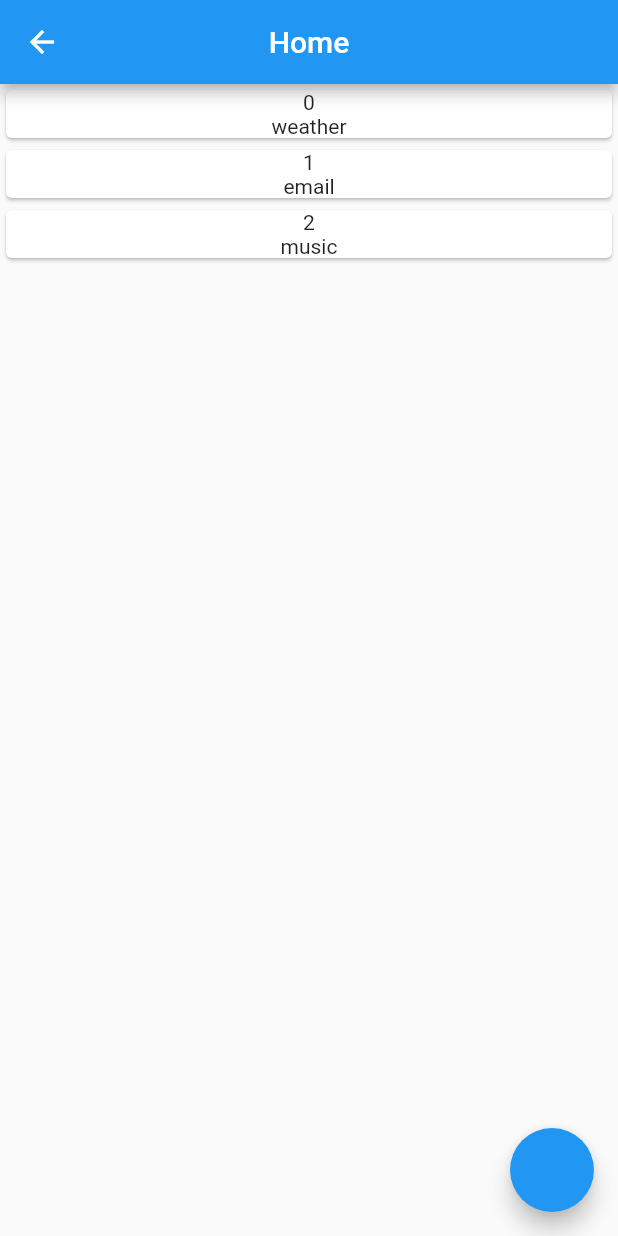
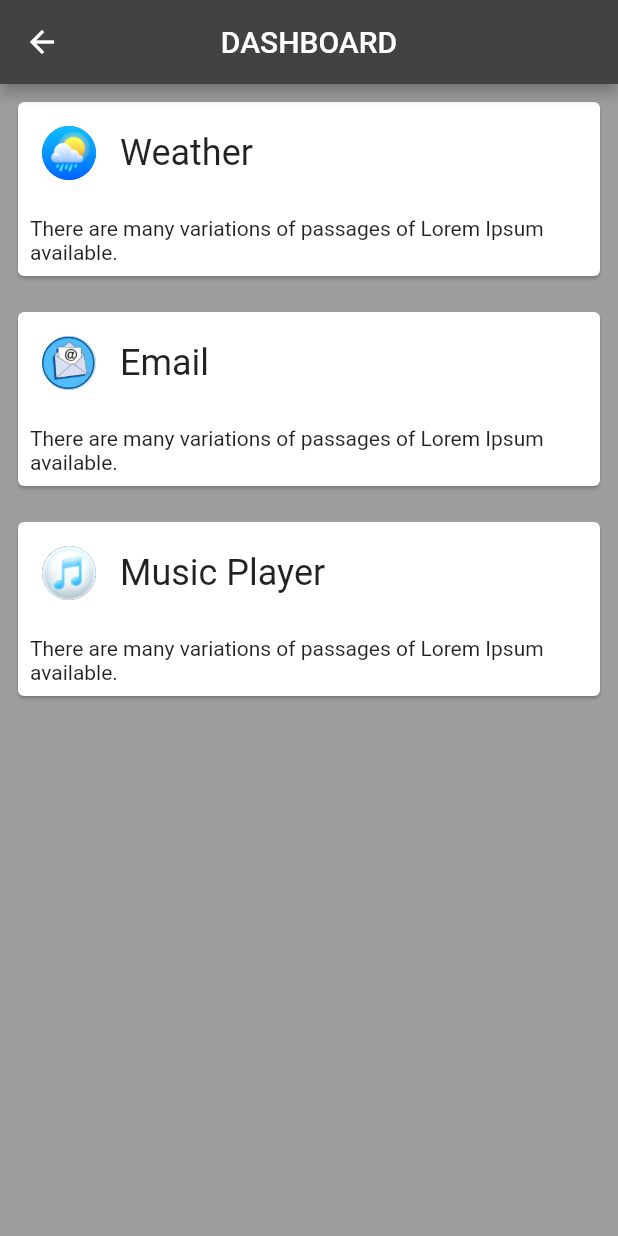
Before and after one commit to denkorn98/dev_prj, a Flutter app: the screen it shows after launch, on a phone screen of 412 x 824 dp. Run offline on Flutter 3.47's test engine with Material 2 defaults, Android fonts, the light colour scheme and no system bars; our stand-ins replace flare_flutter.

Commit message:
changes made in homepage

```diff
--- a/lib/home_page.dart
+++ b/lib/home_page.dart
@@ -8,39 +8,120 @@ class HomePage extends StatefulWidget {
 }
 
 class _HomePageState extends State<HomePage> {
-
-  final List<String> itemsList = ['weather','email','music'];
-
   @override
   Widget build(BuildContext context) {
     return Scaffold(
+      backgroundColor: Colors.grey,
       appBar: AppBar(
-        title: Text('Home'),
+        title: Text('DASHBOARD'),
         centerTitle: true,
+        backgroundColor: Colors.grey.shade800,
       ),
-      body: Container(
-        child: ListView.builder(
-          itemCount: itemsList.length,
-          itemBuilder: (BuildContext context, int index) {
-            return Container(
+      body: ListView(
+        children: <Widget>[
+          Padding(
+            padding: const EdgeInsets.fromLTRB(8.0,8.0,8.0,8.0),
             child: Card(
-                  child: Column(children: <Widget>[
-                    Text(index.toString()),
-                    Text(itemsList[index]),
-                  ],),
-               ),
-            );
-          }
+              child: Column(
+                children: <Widget>[
+                  Row(
+                    children: <Widget>[
+                      Padding(
+                        padding: const EdgeInsets.all(16.0),
+                        child: CircleAvatar(
+                          radius: 18,
+                          backgroundImage: AssetImage('assets/weather1.jpg'),
                         ),
                       ),
-      floatingActionButton: FloatingActionButton(
-        onPressed: () {
+                      Text(
+                        'Weather',
+                        style: TextStyle(
+                          fontSize: 24.0,
+                        ),
+                      ),
+                    ],
+                  ),
+                  Padding(
+                    padding: const EdgeInsets.all(8.0),
+                    child: Text('There are many variations of passages of Lorem Ipsum available.'),
+                  )
+                ],
+              )
+            ),
+          ),
+
+           Padding(
+            padding: const EdgeInsets.all(8.0),
+            child: Card(
+              child: Column(
+                children: <Widget>[
+                  Row(
+                    children: <Widget>[
+                      Padding(
+                        padding: const EdgeInsets.all(16.0),
+                        child: CircleAvatar(
+                          radius: 18,
+                          backgroundImage: AssetImage('assets/mail.jpg'),
+                        ),
+                      ),
+                      InkWell(
+                        onTap: () {
                           Navigator.push(
                             context,
-            MaterialPageRoute(builder: (context) => EmailPage())
+                            MaterialPageRoute(builder: (context) => EmailPage()),
                           );
                         },
+                           child: Text(
+                          'Email',
+                          style: TextStyle(
+                            fontSize: 24.0,
+                          ),
+                        ),
+                      ),
+                    ],
+                  ),
+                  Padding(
+                    padding: const EdgeInsets.all(8.0),
+                    child: Text('There are many variations of passages of Lorem Ipsum available.'),
                   )
+                ],
+              )
+            ),
+          ),
+
+           Padding(
+            padding: const EdgeInsets.all(8.0),
+            child: Card(
+              child: Column(
+                children: <Widget>[
+                  Row(
+                    children: <Widget>[
+                      Padding(
+                        padding: const EdgeInsets.all(16.0),
+                        child: CircleAvatar(
+                          radius: 18,
+                          backgroundImage: AssetImage('assets/player.jpg'),
+                        ),
+                      ),
+                      Text(
+                        'Music Player',
+                        style: TextStyle(
+                          fontSize: 24.0,
+                        ),
+                      ),
+                    ],
+                  ),
+                  Padding(
+                    padding: const EdgeInsets.all(8.0),
+                    child: Text('There are many variations of passages of Lorem Ipsum available.'),
+                  )
+                ],
+              )
+            ),
+          ),
+        ],
+      )
+
     );
   }
 }
```
Also changed, not shown: assets/mail.jpg (added), assets/player.jpg (added), assets/weather1.jpg (added). Lines whose indentation alone changed are shown as unchanged.
